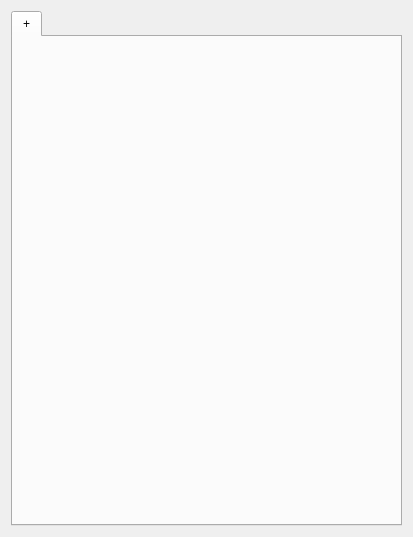
Above: ui/MainWindow.ui from fomalhaut88/fastnote before the change. Below: the same form after it.
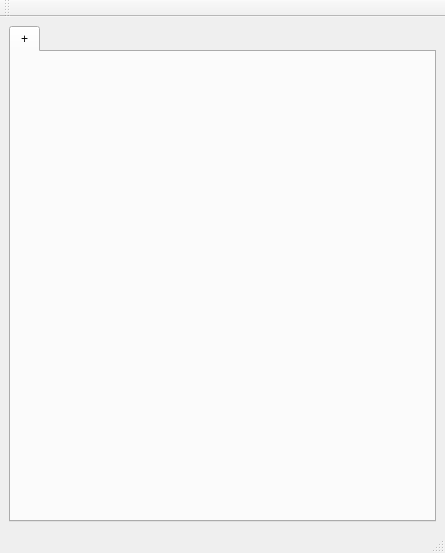
That is the form after the change.

Diff of the .ui file:
```diff
--- a/ui/MainWindow.ui
+++ b/ui/MainWindow.ui
@@ -1,28 +1,21 @@
 <?xml version="1.0" encoding="UTF-8"?>
 <ui version="4.0">
- <class>Form</class>
- <widget class="QWidget" name="Form">
+ <class>MainWindow</class>
+ <widget class="QMainWindow" name="MainWindow">
   <property name="geometry">
    <rect>
     <x>0</x>
     <y>0</y>
-    <width>413</width>
-    <height>537</height>
+    <width>445</width>
+    <height>553</height>
    </rect>
   </property>
   <property name="windowTitle">
    <string>Form</string>
   </property>
+  <widget class="QWidget" name="centralwidget">
   <layout class="QGridLayout" name="gridLayout">
    <item row="0" column="0">
-    <layout class="QVBoxLayout" name="verticalLayout">
-     <property name="spacing">
-      <number>0</number>
-     </property>
-     <property name="sizeConstraint">
-      <enum>QLayout::SetDefaultConstraint</enum>
-     </property>
-     <item>
       <widget class="QTabWidget" name="tabWidget">
        <property name="currentIndex">
         <number>0</number>
@@ -35,8 +28,29 @@
       </widget>
      </item>
     </layout>
-   </item>
-  </layout>
+  </widget>
+  <widget class="QMenuBar" name="menubar">
+   <property name="geometry">
+    <rect>
+     <x>0</x>
+     <y>0</y>
+     <width>445</width>
+     <height>25</height>
+    </rect>
+   </property>
+  </widget>
+  <widget class="QStatusBar" name="statusbar"/>
+  <widget class="QToolBar" name="toolBar">
+   <property name="windowTitle">
+    <string>toolBar</string>
+   </property>
+   <attribute name="toolBarArea">
+    <enum>TopToolBarArea</enum>
+   </attribute>
+   <attribute name="toolBarBreak">
+    <bool>false</bool>
+   </attribute>
+  </widget>
  </widget>
  <resources/>
  <connections/>
```
Left out of the diff: 4 changed lines with no effect on the pictures. Lines whose indentation alone changed are shown as unchanged.
